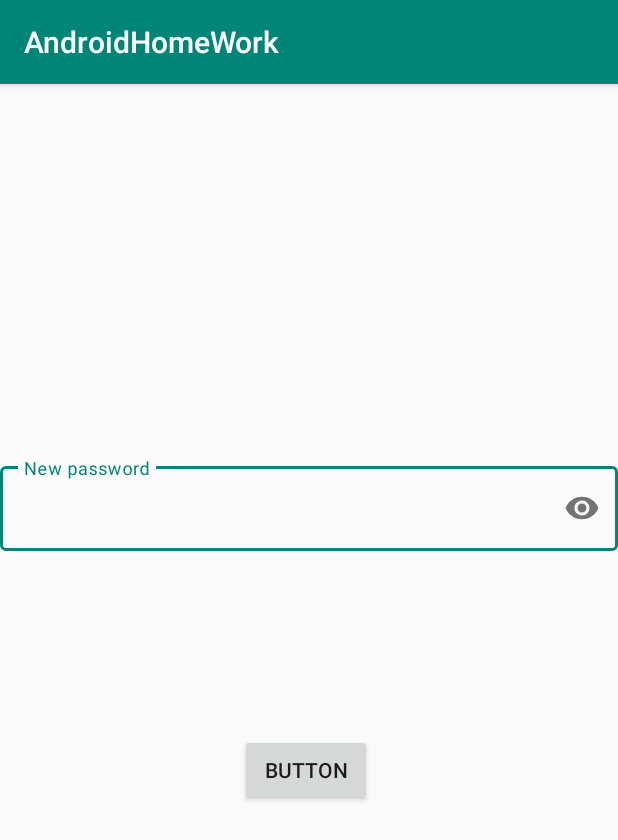
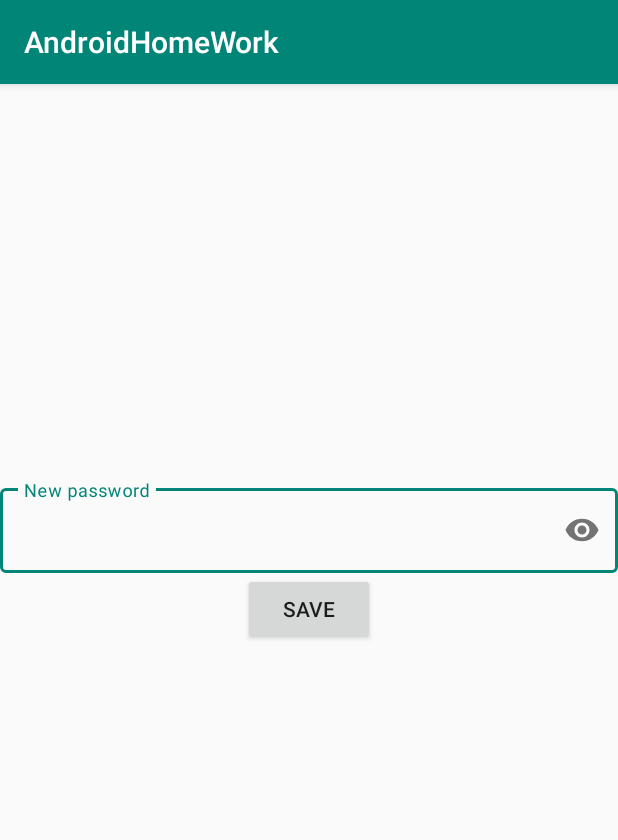
Before and after one commit to DinaShafeeva/AndroidHomeWork, an Android app: the screen it shows after launch (ResetPasswordActivity), after a tap on "RESET PASSWORD", on a phone screen of 412 x 824 dp. Shown: the top 840 px of the screen. Run offline under Robolectric (Android 15) with nearby library versions, the phone set to English and light mode, and no system bars.

Commit message:
Fixed bugs

```diff
--- a/app/src/main/java/com/example/androidhomework/MainActivity.kt
+++ b/app/src/main/java/com/example/androidhomework/MainActivity.kt
@@ -15,12 +15,12 @@ class MainActivity : AppCompatActivity() {
         super.onCreate(savedInstanceState)
         setContentView(R.layout.activity_main)
         button_reset.setOnClickListener(object : View.OnClickListener {
-            override fun onClick(view: View): Unit {
+             override fun onClick(view: View): Unit {
                 val intent = Intent(this@MainActivity, ResetPasswordActivity::class.java);
                 startActivity(intent); }
         })
 
-        button_login.setOnClickListener({ x -> onClick() });
+        button_login.setOnClickListener{ onClick() };
 
         et_sign_in_pass.addTextChangedListener(object : TextWatcher {
             override fun afterTextChanged(s: Editable?) {
--- a/app/src/main/java/com/example/androidhomework/ResetPasswordActivity.kt
+++ b/app/src/main/java/com/example/androidhomework/ResetPasswordActivity.kt
@@ -1,7 +1,5 @@
 package com.example.androidhomework
 
-//import android.support.v7.app.AppCompatActivity
-import android.content.Intent
 import android.os.Bundle
 import androidx.appcompat.app.AppCompatActivity
 import kotlinx.android.synthetic.main.activity_reset_password.*
@@ -11,7 +9,7 @@ class ResetPasswordActivity : AppCompatActivity() {
     override fun onCreate(savedInstanceState: Bundle?) {
         super.onCreate(savedInstanceState)
         setContentView(R.layout.activity_reset_password)
-        button_reset_2.setOnClickListener({ x -> onClick() });
+        button_reset_2.setOnClickListener{ onClick() };
     }
     fun onClick() {
         PasswordRepository.password = et_pass.getText().toString();
--- a/app/src/main/res/layout/activity_reset_password.xml
+++ b/app/src/main/res/layout/activity_reset_password.xml
@@ -11,7 +11,8 @@
             style="@style/Widget.MaterialComponents.TextInputLayout.OutlinedBox"
             android:layout_width="0dp"
             android:layout_height="wrap_content"
-            android:layout_marginTop="249dp"
+            android:layout_marginTop="264dp"
+            android:gravity="center"
             app:layout_constraintEnd_toEndOf="parent"
             app:layout_constraintHorizontal_bias="0.0"
             app:layout_constraintStart_toStartOf="parent"
@@ -25,17 +26,16 @@
                 android:hint="New password"
                 android:inputType="textPassword"
                 android:textSize="16sp" />
+
+        <Button
+                android:id="@+id/button_reset_2"
+                android:layout_width="wrap_content"
+                android:layout_height="wrap_content"
+                android:text="Save"
+                app:layout_constraintEnd_toEndOf="parent"
+                app:layout_constraintStart_toStartOf="parent"
+                app:layout_constraintTop_toBottomOf="@id/ti_pass" />
     </com.google.android.material.textfield.TextInputLayout>
 
-    <Button
-            android:id="@+id/button_reset_2"
-            android:layout_width="wrap_content"
-            android:layout_height="wrap_content"
-            android:layout_marginStart="159dp"
-            android:layout_marginTop="122dp"
-            android:layout_marginEnd="164dp"
-            android:text="Button"
-            app:layout_constraintEnd_toEndOf="parent"
-            app:layout_constraintStart_toStartOf="parent"
-            app:layout_constraintTop_toBottomOf="@+id/ti_pass" />
+
 </android.support.constraint.ConstraintLayout>
```
Also changed, not shown: app/src/main/res/layout/activity_final.xml (+14 -11 lines), app/src/main/res/layout/activity_main.xml (+15 -29 lines).
